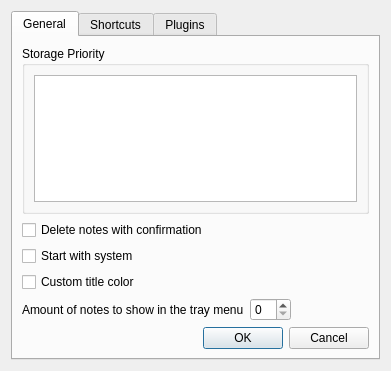
Above: libqtnote/optionsdlg.ui from Ri0n/QtNote before the change. Below: the same form after it.
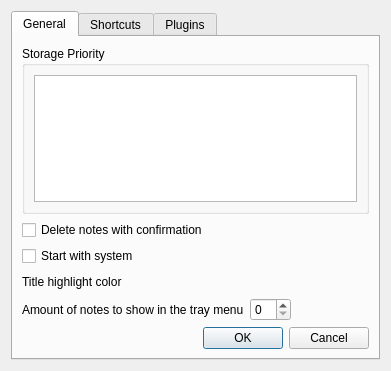
That is the form after the change. Icons and pictures are not drawn. Custom widgets are drawn as their Qt base class.

Commit message: Title highlight color is now configurable

```diff
--- a/libqtnote/optionsdlg.ui
+++ b/libqtnote/optionsdlg.ui
@@ -64,9 +64,9 @@
        <item>
         <layout class="QHBoxLayout" name="horizontalLayout_2">
          <item>
-          <widget class="QCheckBox" name="ckTitleColor">
+          <widget class="QLabel" name="label_2">
            <property name="text">
-            <string>Custom title color</string>
+            <string>Title highlight color</string>
            </property>
           </widget>
          </item>
```
The commit also changes 9 other files.
